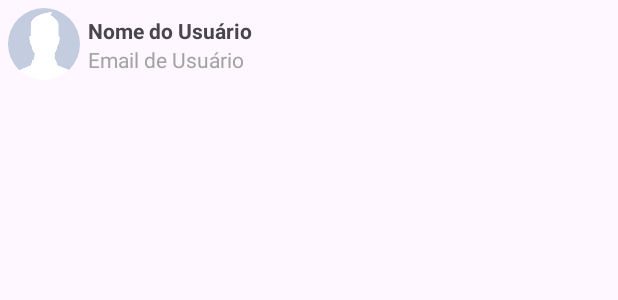
After one commit to GabrielPortari/WhatsappClone, an Android app: the layout item_recycler_contatos.xml on its own in the app's theme, with its tools: preview values and no code run, on a phone screen of 412 x 824 dp. The commit adds this screen. Shown: the top 300 px of the screen. Run offline under Robolectric (Android 15) with nearby library versions, the phone set to English and light mode, and no system bars.

Commit message:
criação do adapter de contatos e item do recyclerview dos contato. Listagem dos usuarios cadastrados ao fragment de contatos

```diff
--- a/app/src/main/java/com/example/whatsappclone/activity/ConfigActivity.java
+++ b/app/src/main/java/com/example/whatsappclone/activity/ConfigActivity.java
@@ -48,8 +48,8 @@ public class ConfigActivity extends AppCompatActivity {
             Manifest.permission.CAMERA
     };
     private ImageButton imageButton_camera, imageButton_galeria;
-    private static final int SELECAO_CAMERA = 100;
-    private static final int SELECAO_GALERIA = 200;
+    //private static final int SELECAO_CAMERA = 100;
+    //private static final int SELECAO_GALERIA = 200;
     private CircleImageView circleImageView;
     private EditText editNome;
     private ImageView imageAttNome;
@@ -64,7 +64,7 @@ public class ConfigActivity extends AppCompatActivity {
         //definição dos findviewbyid
         imageButton_galeria = findViewById(R.id.imageButton_galeria);
         imageButton_camera = findViewById(R.id.imageButton_camera);
-        circleImageView = findViewById(R.id.circleImageView);
+        circleImageView = findViewById(R.id.circleImageView_config);
         editNome = findViewById(R.id.editNome_config);
         imageAttNome = findViewById(R.id.imageAtualizaNome_config);
 
--- /dev/null
+++ b/app/src/main/res/layout/item_recycler_contatos.xml
@@ -0,0 +1,37 @@
+<?xml version="1.0" encoding="utf-8"?>
+<LinearLayout xmlns:android="http://schemas.android.com/apk/res/android"
+    xmlns:app="http://schemas.android.com/apk/res-auto"
+    android:layout_width="match_parent"
+    android:layout_height="wrap_content"
+    android:padding="5dp">
+
+
+    <de.hdodenhof.circleimageview.CircleImageView
+        android:id="@+id/circleImage_contatos"
+        android:layout_width="48dp"
+        android:layout_height="48dp"
+        android:src="@drawable/padrao" />
+
+    <LinearLayout
+        android:layout_width="match_parent"
+        android:layout_height="match_parent"
+        android:gravity="center"
+        android:orientation="vertical"
+        android:padding="5dp">
+
+        <TextView
+            android:id="@+id/textNome_contatoItemRecycler"
+            android:layout_width="match_parent"
+            android:layout_height="wrap_content"
+            android:text="@string/contato_nome"
+            android:textAlignment="textStart"
+            android:textStyle="bold" />
+
+        <TextView
+            android:id="@+id/textEmail_contatoItemRecycler"
+            android:layout_width="match_parent"
+            android:layout_height="wrap_content"
+            android:text="@string/contato_email"
+            android:textColor="@color/gray" />
+    </LinearLayout>
+</LinearLayout>
--- a/app/src/main/res/values/strings.xml
+++ b/app/src/main/res/values/strings.xml
@@ -16,6 +16,9 @@
     <string name="conversas">Conversas</string>
     <string name="nome_usuario">Nome de Usuário</string>
 
+    <string name="contato_nome">Nome do Usuário</string>
+    <string name="contato_email">Email de Usuário</string>
+
     <string name="info_config">Este não é seu nome de usuário e/ou senha, este nome ficará visível para outros contatos do seu Whatsapp</string>
 
 </resources>
```
Also changed, not shown: app/src/main/java/com/example/whatsappclone/adapter/ContatosAdapter.java (added, +67 -0 lines), app/src/main/java/com/example/whatsappclone/fragment/ContatosFragment.java (+74 -1 lines), app/src/main/res/layout/activity_config.xml (+6 -6 lines), app/src/main/res/layout/fragment_contatos.xml (+4 -4 lines).
